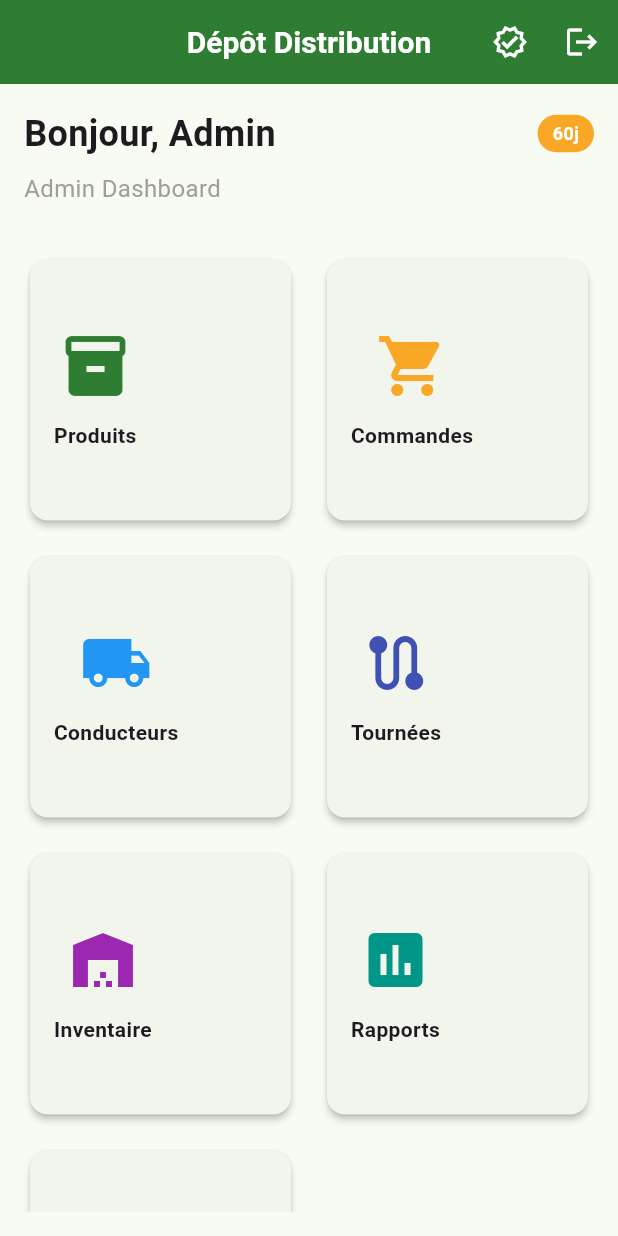
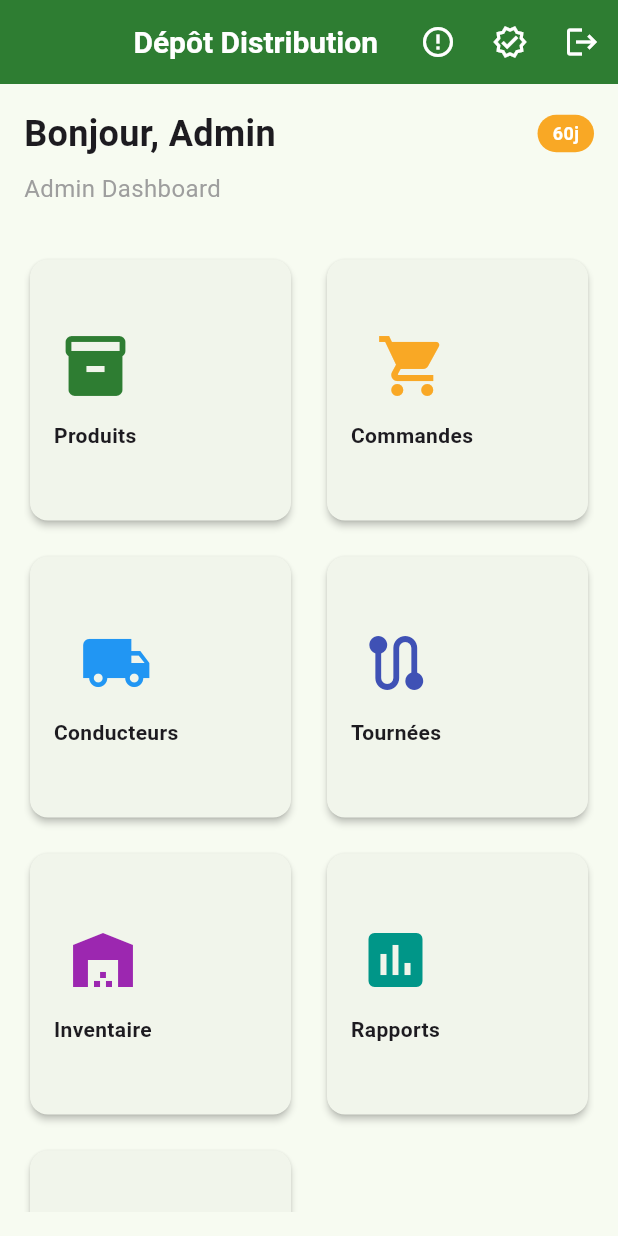
Before and after one commit to marabout-code/depot, a Flutter app: the AdminDashboardScreen screen opened directly, on a phone screen of 412 x 824 dp. Run offline on Flutter 3.47's test engine with Material 3 defaults, Android fonts, the phone set to English and light mode, and no system bars; our stand-ins replace connectivity_plus, drift, drift_flutter, file_picker, flutter_riverpod, flutter_secure_storage and 3 more; missing offline and left inert: bcrypt; accounts and stored records are empty; generated files the repository leaves out were written again; network calls fail.

Commit message:
feat(ui): add live sync icon to dashboards and allow creating a category from the product form

```diff
--- /dev/null
+++ b/lib/core/widgets/sync_status_icon.dart
@@ -0,0 +1,66 @@
+import 'package:flutter/material.dart';
+import 'package:flutter_riverpod/flutter_riverpod.dart';
+import '../constants/string_constants.dart';
+import '../services/sync_service.dart';
+
+/// Compact live sync indicator meant for an AppBar. Reflects whether the app is
+/// online, how many local changes are still queued, and lets the operator force
+/// a pass with a tap. Mirrors the fuller sync card shown in Settings.
+class SyncStatusIcon extends ConsumerWidget {
+  const SyncStatusIcon({super.key});
+
+  @override
+  Widget build(BuildContext context, WidgetRef ref) {
+    final status =
+        ref.watch(syncStatusProvider).valueOrNull ?? const SyncStatus();
+
+    final syncing = status.running;
+    final pending = status.pendingWrites;
+    final hasError = !syncing && status.online && status.lastError != null;
+
+    final IconData icon;
+    if (!status.online) {
+      icon = Icons.cloud_off;
+    } else if (hasError) {
+      icon = Icons.error_outline;
+    } else if (pending > 0) {
+      icon = Icons.cloud_upload;
+    } else {
+      icon = Icons.cloud_done;
+    }
+
+    final String tooltip;
+    if (syncing) {
+      tooltip = StringConstants.frSyncSyncing;
+    } else if (!status.online) {
+      tooltip = StringConstants.frSyncOffline;
+    } else if (hasError) {
+      tooltip = '${StringConstants.frSyncTitle} : ${status.lastError}';
+    } else if (pending > 0) {
+      tooltip = '$pending ${StringConstants.frSyncQueued}';
+    } else {
+      tooltip = StringConstants.frSyncAllSynced;
+    }
+
+    final iconColor = IconTheme.of(context).color;
+
+    return IconButton(
+      tooltip: tooltip,
+      onPressed: syncing ? null : () => ref.read(syncServiceProvider).syncNow(),
+      icon: syncing
+          ? SizedBox(
+              width: 20,
+              height: 20,
+              child: CircularProgressIndicator(
+                strokeWidth: 2,
+                valueColor: AlwaysStoppedAnimation<Color?>(
+                  iconColor ?? Theme.of(context).colorScheme.primary,
+                ),
+              ),
+            )
+          : pending > 0
+              ? Badge.count(count: pending, child: Icon(icon))
+              : Icon(icon),
+    );
+  }
+}
--- a/lib/features/admin/dashboard/admin_dashboard_screen.dart
+++ b/lib/features/admin/dashboard/admin_dashboard_screen.dart
@@ -4,6 +4,7 @@ import 'package:google_fonts/google_fonts.dart';
 import '../../../core/constants/string_constants.dart';
 import '../../../core/services/license_service.dart';
 import '../../../core/theme/app_theme.dart';
+import '../../../core/widgets/sync_status_icon.dart';
 import '../../../providers/auth_provider.dart';
 import '../products/product_list_screen.dart';
 import '../orders/order_list_screen.dart';
@@ -30,6 +31,7 @@ class AdminDashboardScreen extends ConsumerWidget {
         title: const Text('Dépôt Distribution'),
         automaticallyImplyLeading: false,
         actions: [
+          const SyncStatusIcon(),
           if (!license.isActivated)
             IconButton(
               icon: const Icon(Icons.verified_outlined),
--- a/lib/features/driver/home/driver_home_screen.dart
+++ b/lib/features/driver/home/driver_home_screen.dart
@@ -3,6 +3,7 @@ import 'package:flutter_riverpod/flutter_riverpod.dart';
 import 'package:google_fonts/google_fonts.dart';
 import '../../../core/constants/string_constants.dart';
 import '../../../core/theme/app_theme.dart';
+import '../../../core/widgets/sync_status_icon.dart';
 import '../../../providers/auth_provider.dart';
 import '../../../providers/delivery_provider.dart';
 import '../deliveries/delivery_list_screen.dart';
@@ -42,6 +43,7 @@ class _DriverHomeScreenState extends ConsumerState<DriverHomeScreen> {
         title: const Text('Dépôt Distribution'),
         automaticallyImplyLeading: false,
         actions: [
+          const SyncStatusIcon(),
           IconButton(
             icon: const Icon(Icons.logout),
             onPressed: () {
--- a/lib/features/superadmin/superadmin_home_screen.dart
+++ b/lib/features/superadmin/superadmin_home_screen.dart
@@ -3,6 +3,7 @@ import 'package:flutter_riverpod/flutter_riverpod.dart';
 import 'package:google_fonts/google_fonts.dart';
 import '../../core/constants/string_constants.dart';
 import '../../core/theme/app_theme.dart';
+import '../../core/widgets/sync_status_icon.dart';
 import '../../providers/auth_provider.dart';
 import '../admin/products/product_list_screen.dart';
 import '../admin/orders/order_list_screen.dart';
@@ -26,6 +27,7 @@ class SuperadminHomeScreen extends ConsumerWidget {
         title: const Text('Dépôt Distribution'),
         automaticallyImplyLeading: false,
         actions: [
+          const SyncStatusIcon(),
           IconButton(
             icon: const Icon(Icons.logout),
             onPressed: () {
```
Also changed, not shown: lib/features/admin/products/product_form_screen.dart (+55 -0 lines).
